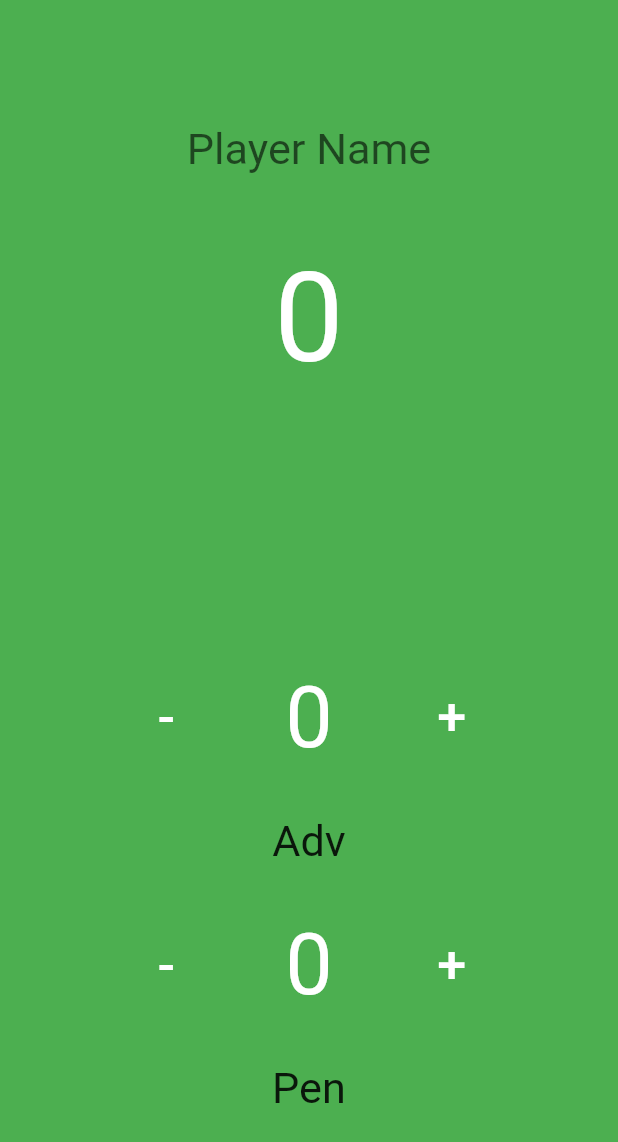
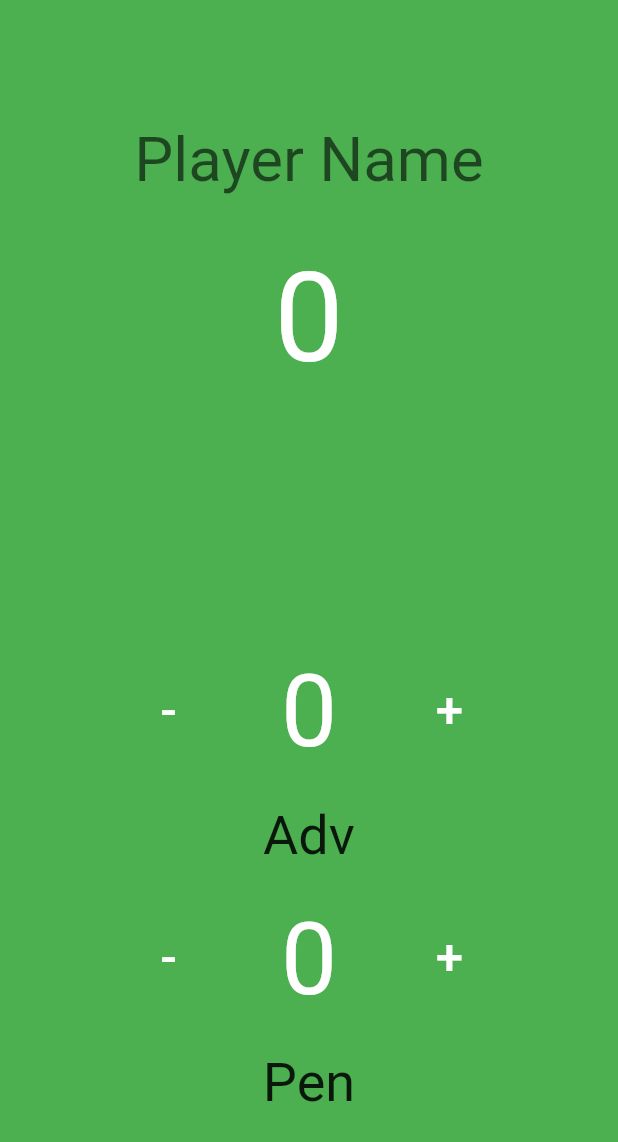
Before and after one commit to studroid/flutter_bxg_bjj_scoreboard, a Flutter app: the PlayerInfo widget shown alone on an empty page, opened directly, on a phone screen of 412 x 824 dp. Shown: the top 1142 px of the screen. Run offline on Flutter 3.47's test engine with Material 2 defaults, Android fonts, the phone set to English and light mode, and no system bars; our stand-ins replace get; missing offline and left inert: soundpool.

Commit message:
Change some font sizes

```diff
--- a/lib/components/adv_or_pen.dart
+++ b/lib/components/adv_or_pen.dart
@@ -20,12 +20,12 @@ class AdvOrPen extends StatelessWidget {
     return Column(
       children: [
         Expanded(
-          flex: 4,
+          flex: 6,
           child: Row(
             children: [
               Spacer(),
               Expanded(
-                flex: 5,
+                flex: 4,
                 child: FittedBox(
                   child: TextButton(
                     child: Text('-', style: textStyle),
@@ -42,7 +42,7 @@ class AdvOrPen extends StatelessWidget {
                 ),
               ),
               Expanded(
-                flex: 5,
+                flex: 4,
                 child: FittedBox(
                   child: TextButton(
                     child: Text('+', style: textStyle),
@@ -55,7 +55,7 @@ class AdvOrPen extends StatelessWidget {
             ],
           ),
         ),
-        Expanded(child: FittedBox(child: Text(advOrPenDisplay))),
+        Expanded(flex: 2, child: FittedBox(child: Text(advOrPenDisplay))),
       ],
     );
   }
--- a/lib/components/player_info.dart
+++ b/lib/components/player_info.dart
@@ -32,7 +32,7 @@ class PlayerInfo extends StatelessWidget {
               child: TextField(
                 controller: c.getPlayerTextEditingController(this.playerType),
                 style: textStyle.merge(
-                    TextStyle(fontSize: dynamicFontSizeCriterion * 0.035)),
+                    TextStyle(fontSize: dynamicFontSizeCriterion * 0.05)),
                 textAlign: TextAlign.center,
                 decoration: InputDecoration.collapsed(hintText: 'Player Name'),
               ),
```
